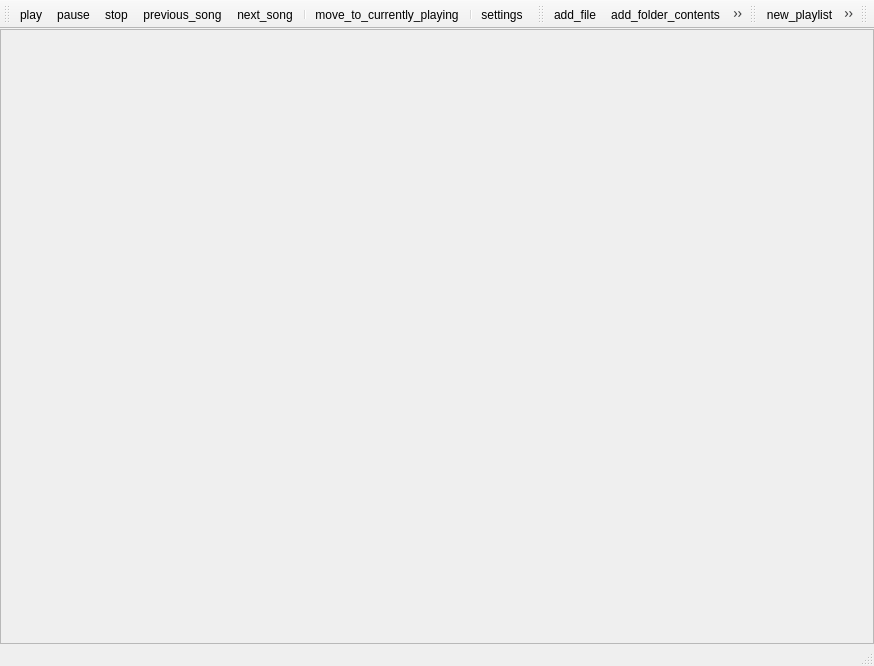
Qt form src/audio_player/main_window.ui (dv1/ion_player) before a commit.
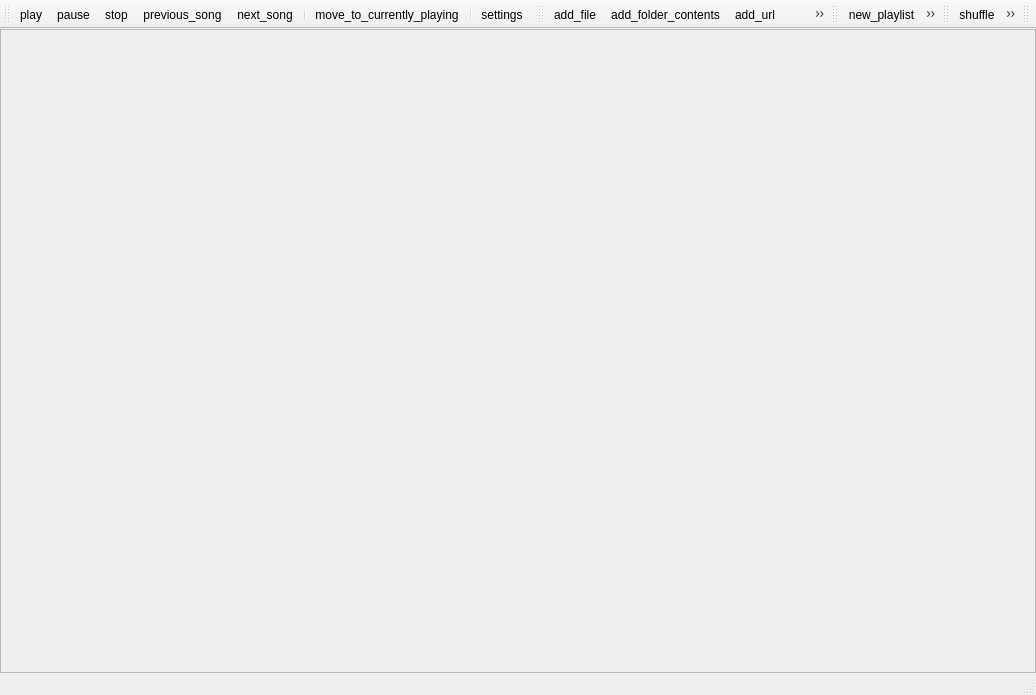
The same form after that commit. Icons and pictures are not drawn.

```diff
--- a/src/audio_player/main_window.ui
+++ b/src/audio_player/main_window.ui
@@ -6,8 +6,8 @@
    <rect>
     <x>0</x>
     <y>0</y>
-    <width>874</width>
-    <height>666</height>
+    <width>1036</width>
+    <height>695</height>
    </rect>
   </property>
   <property name="windowTitle">
@@ -140,6 +140,19 @@
    <addaction name="action_rename_playlist"/>
    <addaction name="action_delete_playlist"/>
   </widget>
+  <widget class="QToolBar" name="repeat_shuffle_toolbar">
+   <property name="windowTitle">
+    <string>toolBar</string>
+   </property>
+   <attribute name="toolBarArea">
+    <enum>TopToolBarArea</enum>
+   </attribute>
+   <attribute name="toolBarBreak">
+    <bool>false</bool>
+   </attribute>
+   <addaction name="action_shuffle"/>
+   <addaction name="action_repeat"/>
+  </widget>
   <widget class="QToolBar" name="sliders_toolbar">
    <property name="windowTitle">
     <string>Sliders</string>
@@ -306,6 +319,30 @@
     <string>move_to_currently_playing</string>
    </property>
   </action>
+  <action name="action_shuffle">
+   <property name="checkable">
+    <bool>true</bool>
+   </property>
+   <property name="icon">
+    <iconset resource="resources.qrc">
+     <normaloff>:/icons/shuffle</normaloff>:/icons/shuffle</iconset>
+   </property>
+   <property name="text">
+    <string>shuffle</string>
+   </property>
+  </action>
+  <action name="action_repeat">
+   <property name="checkable">
+    <bool>true</bool>
+   </property>
+   <property name="icon">
+    <iconset resource="resources.qrc">
+     <normaloff>:/icons/repeat</normaloff>:/icons/repeat</iconset>
+   </property>
+   <property name="text">
+    <string>repeat</string>
+   </property>
+  </action>
  </widget>
  <resources>
   <include location="resources.qrc"/>
```
